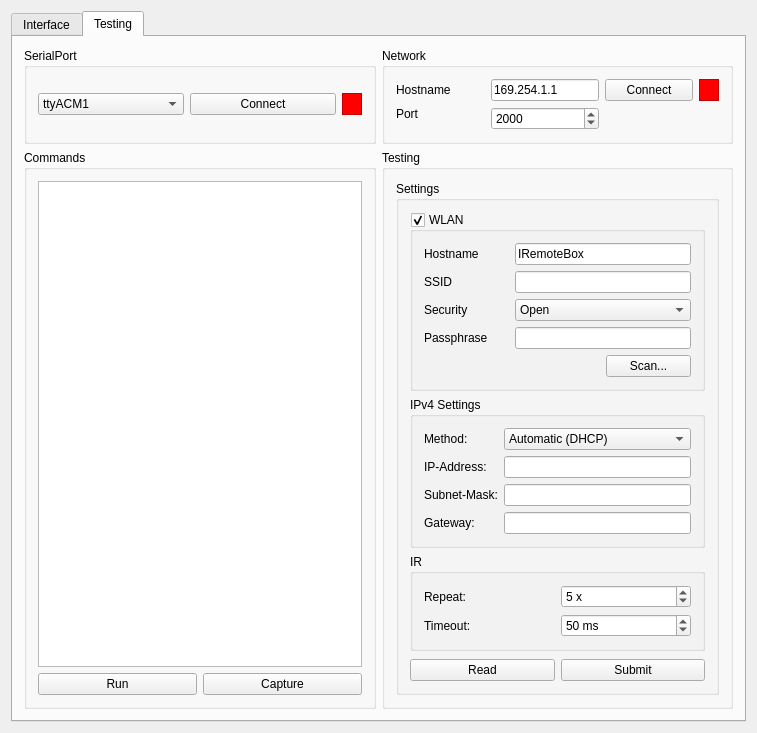
esch3r/IRemote, file desktop/iremotewindow.ui: the form before one commit.
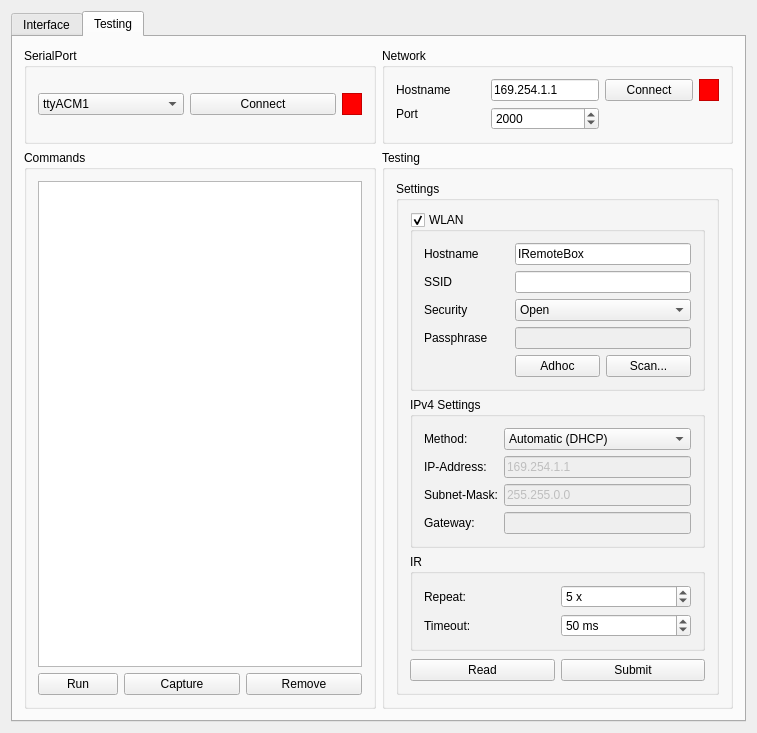
The form after the commit. Icons and pictures are not drawn.

What changed in the file:
```diff
--- a/desktop/iremotewindow.ui
+++ b/desktop/iremotewindow.ui
@@ -7,7 +7,7 @@
     <x>0</x>
     <y>0</y>
     <width>757</width>
-    <height>680</height>
+    <height>687</height>
    </rect>
   </property>
   <property name="windowTitle">
@@ -109,6 +109,9 @@
             <property name="text">
              <string>&amp;Add</string>
             </property>
+            <property name="shortcut">
+             <string>Ctrl+A</string>
+            </property>
            </widget>
           </item>
           <item>
@@ -116,6 +119,9 @@
             <property name="text">
              <string>&amp;Remove</string>
             </property>
+            <property name="shortcut">
+             <string>Ctrl+R</string>
+            </property>
            </widget>
           </item>
           <item>
@@ -123,6 +129,9 @@
             <property name="text">
              <string>Load Image...</string>
             </property>
+            <property name="shortcut">
+             <string>Ctrl+L</string>
+            </property>
            </widget>
           </item>
          </layout>
@@ -132,6 +141,9 @@
           <property name="text">
            <string>Editable</string>
           </property>
+          <property name="shortcut">
+           <string>Ctrl+R</string>
+          </property>
           <property name="checked">
            <bool>false</bool>
           </property>
@@ -298,33 +310,45 @@
           </layout>
          </widget>
         </item>
-        <item row="2" column="0">
+        <item row="1" column="0">
          <widget class="QGroupBox" name="groupBox_4">
           <property name="title">
            <string>Commands</string>
           </property>
           <layout class="QGridLayout" name="gridLayout_5">
-           <item row="1" column="0">
+           <item row="2" column="0">
             <widget class="QPushButton" name="runButton">
              <property name="text">
               <string>Run</string>
              </property>
             </widget>
            </item>
-           <item row="1" column="1">
+           <item row="2" column="1" colspan="2">
             <widget class="QPushButton" name="captureButton">
              <property name="text">
               <string>Capture</string>
              </property>
             </widget>
            </item>
-           <item row="0" column="0" colspan="2">
+           <item row="0" column="0" colspan="5">
             <widget class="QListWidget" name="commandList"/>
            </item>
+           <item row="2" column="3" colspan="2">
+            <widget class="QPushButton" name="removeCommandButton">
+             <property name="text">
+              <string>Remove</string>
+             </property>
+             <property name="icon">
+              <iconset theme="list-remove">
+               <normaloff/>
+              </iconset>
+             </property>
+            </widget>
+           </item>
           </layout>
          </widget>
         </item>
-        <item row="2" column="1">
+        <item row="1" column="1">
          <widget class="QGroupBox" name="groupBox">
           <property name="title">
            <string>Testing</string>
@@ -371,6 +395,9 @@
                  </item>
                  <item row="3" column="1" colspan="2">
                   <widget class="QLineEdit" name="wlanPassphraseEdit">
+                   <property name="enabled">
+                    <bool>false</bool>
+                   </property>
                    <property name="echoMode">
                     <enum>QLineEdit::Password</enum>
                    </property>
@@ -439,6 +466,13 @@
                    </property>
                   </widget>
                  </item>
+                 <item row="4" column="1">
+                  <widget class="QPushButton" name="wlanAdhocButton">
+                   <property name="text">
+                    <string>Adhoc</string>
+                   </property>
+                  </widget>
+                 </item>
                 </layout>
                </widget>
               </item>
@@ -476,7 +510,7 @@
                   </widget>
                  </item>
                  <item row="1" column="1">
-                  <widget class="QSpinBox" name="spinBox">
+                  <widget class="QSpinBox" name="irTimeoutSpin">
                    <property name="suffix">
                     <string> ms</string>
                    </property>
@@ -564,13 +598,31 @@
                   </widget>
                  </item>
                  <item row="2" column="1">
-                  <widget class="QLineEdit" name="subnetMaskEdit"/>
+                  <widget class="QLineEdit" name="subnetMaskEdit">
+                   <property name="enabled">
+                    <bool>false</bool>
+                   </property>
+                   <property name="text">
+                    <string>255.255.0.0</string>
+                   </property>
+                  </widget>
                  </item>
                  <item row="1" column="1">
-                  <widget class="QLineEdit" name="ipAddressEdit"/>
+                  <widget class="QLineEdit" name="ipAddressEdit">
+                   <property name="enabled">
+                    <bool>false</bool>
+                   </property>
+                   <property name="text">
+                    <string>169.254.1.1</string>
+                   </property>
+                  </widget>
                  </item>
                  <item row="3" column="1">
-                  <widget class="QLineEdit" name="gatewayEdit"/>
+                  <widget class="QLineEdit" name="gatewayEdit">
+                   <property name="enabled">
+                    <bool>false</bool>
+                   </property>
+                  </widget>
                  </item>
                  <item row="2" column="0">
                   <widget class="QLabel" name="label_11">
```
